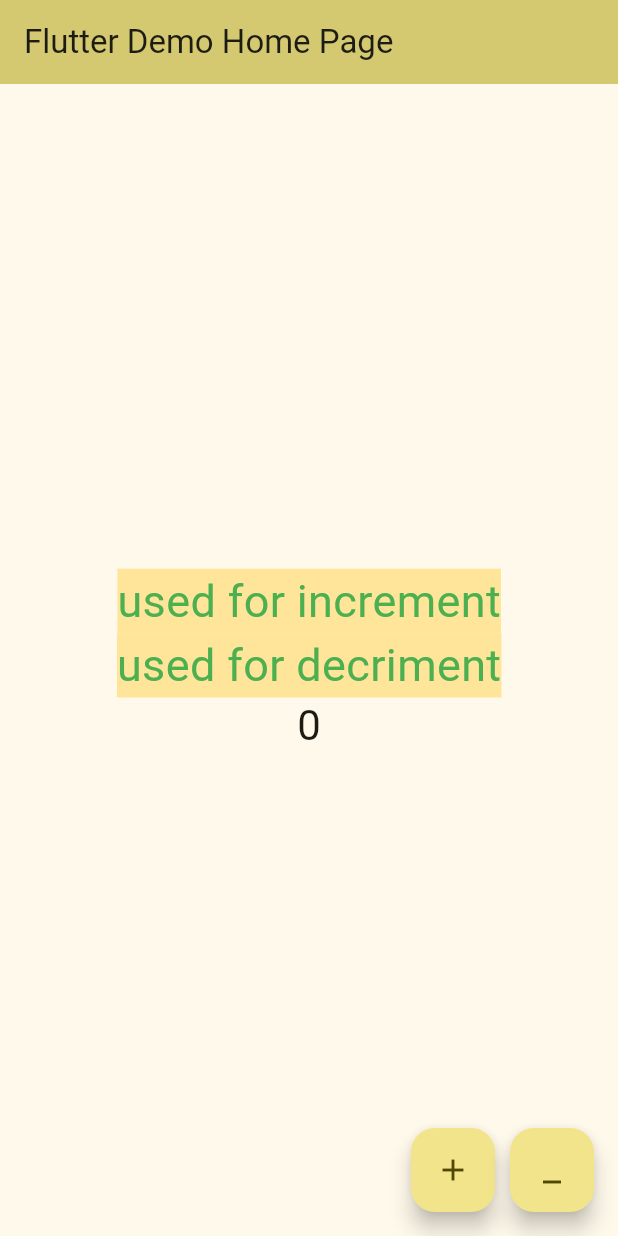
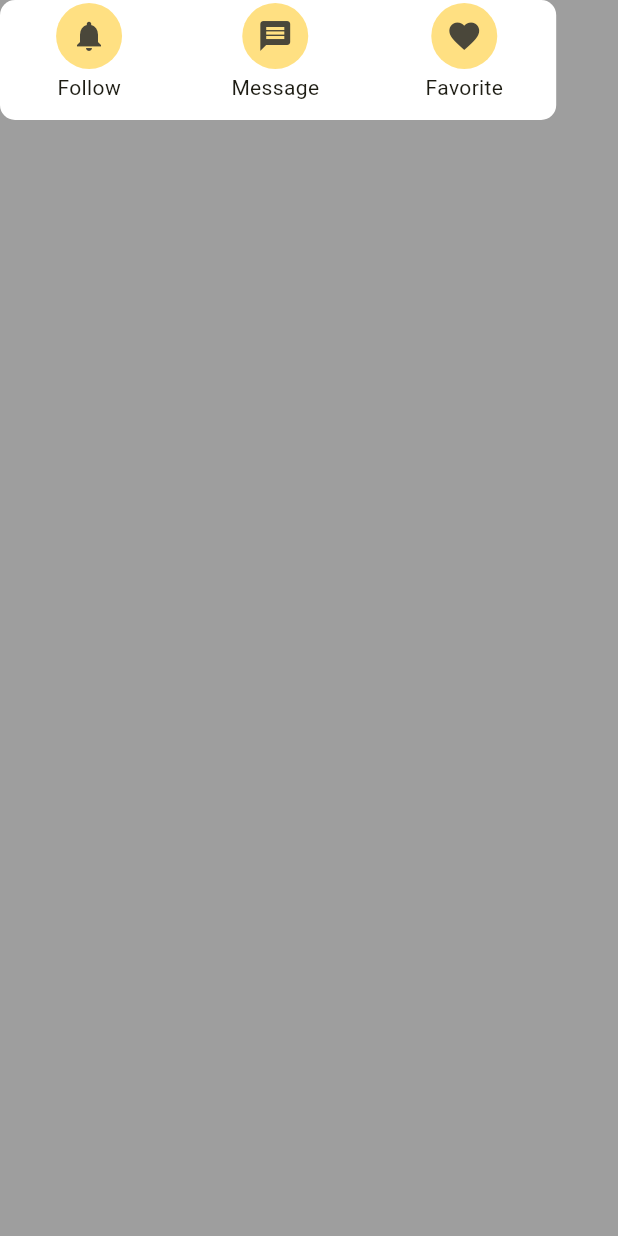
Before and after one commit to hamzaflutterdart/first_UI, a Flutter app: the screen it shows after launch, on a phone screen of 412 x 824 dp. Run offline on Flutter 3.47's test engine with Material 3 defaults, Android fonts, the phone set to English and light mode, and no system bars.

Commit message:
TabBar Design

```diff
--- a/lib/main.dart
+++ b/lib/main.dart
@@ -13,21 +13,6 @@ class MyApp extends StatelessWidget {
     return MaterialApp(
       title: 'Flutter Demo',
       theme: ThemeData(
-        // This is the theme of your application.
-        //
-        // TRY THIS: Try running your application with "flutter run". You'll see
-        // the application has a blue toolbar. Then, without quitting the app,
-        // try changing the seedColor in the colorScheme below to Colors.green
-        // and then invoke "hot reload" (save your changes or press the "hot
-        // reload" button in a Flutter-supported IDE, or press "r" if you used
-        // the command line to start the app).
-        //
-        // Notice that the counter didn't reset back to zero; the application
-        // state is not lost during the reload. To reset the state, use hot
-        // restart instead.
-        //
-        // This works for code too, not just values: Most code changes can be
-        // tested with just a hot reload.
         colorScheme: ColorScheme.fromSeed(seedColor: Colors.yellow),
         useMaterial3: true,
       ),
@@ -39,15 +24,6 @@ class MyApp extends StatelessWidget {
 class MyHomePage extends StatefulWidget {
   const MyHomePage({super.key, required this.title});
 
-  // This widget is the home page of your application. It is stateful, meaning
-  // that it has a State object (defined below) that contains fields that affect
-  // how it looks.
-
-  // This class is the configuration for the state. It holds the values (in this
-  // case the title) provided by the parent (in this case the App widget) and
-  // used by the build method of the State. Fields in a Widget subclass are
-  // always marked "final".
-
   final String title;
 
   @override
@@ -55,83 +31,107 @@ class MyHomePage extends StatefulWidget {
 }
 
 class _MyHomePageState extends State<MyHomePage> {
-  int _counter = 0;
-  int _decriment = 100;
-
-  void _decrentalCounter() {
-    setState(() {
-      _counter--;
-    });
-  }
-
-  void _incrementCounter() {
-    setState(() {
-      // This call to setState tells the Flutter framework that something has
-      // changed in this State, which causes it to rerun the build method below
-      // so that the display can reflect the updated values. If we changed
-      // _counter without calling setState(), then the build method would not be
-      // called again, and so nothing would appear to happen.
-      _counter++;
-    });
-  }
-
   @override
   Widget build(BuildContext context) {
-    // This method is rerun every time setState is called, for instance as done
-    // by the _incrementCounter method above.
-    //
-    // The Flutter framework has been optimized to make rerunning build methods
-    // fast, so that you can just rebuild anything that needs updating rather
-    // than having to individually change instances of widgets.
     return Scaffold(
-      appBar: AppBar(
-        backgroundColor: Theme.of(context).colorScheme.inversePrimary,
-        title: Text(widget.title),
-      ),
-      body: Center(
-        child: Column(
-          mainAxisAlignment: MainAxisAlignment.center,
-          children: <Widget>[
-            const Text(
-              'used for increment',
-              style: TextStyle(
-                color: Colors.green,
-                fontSize: 30,
-                backgroundColor: Color.fromARGB(91, 255, 193, 7),
-              ),
+      backgroundColor: Colors.grey,
+
+      body: Container(
+        width: MediaQuery.of(context).size.width * 0.9,
+        height: 80,
+        decoration: BoxDecoration(
+            color: Colors.white, borderRadius: BorderRadius.circular(10)),
+        child: Row(
+          mainAxisAlignment: MainAxisAlignment.spaceAround,
+          children: [
+            MyTabBar(
+              title: 'Follow',
+              icon: Icon(Icons.notifications),
             ),
-            const Text(
-              'used for decriment',
-              style: TextStyle(
-                color: Colors.green,
-                fontSize: 30,
-                backgroundColor: Color.fromARGB(91, 255, 193, 7),
-              ),
+            MyTabBar(
+              title: 'Message',
+              icon: Icon(Icons.message),
             ),
-            Text(
-              '$_counter',
-              style: Theme.of(context).textTheme.headlineMedium,
+            MyTabBar(
+              title: 'Favorite',
+              icon: Icon(Icons.favorite),
             ),
           ],
         ),
       ),
 
-      floatingActionButton: Row(
-        mainAxisAlignment: MainAxisAlignment.end,
-        children: [
-          FloatingActionButton(
-            onPressed: _incrementCounter,
-            tooltip: 'Increment',
-            child: const Icon(Icons.add),
-          ),
-          SizedBox(width: 10),
-          FloatingActionButton(
-            onPressed: _decrentalCounter,
-            tooltip: 'Derement',
-            child: const Icon(Icons.minimize),
-          ),
-        ],
-      ), // This trailing comma makes auto-formatting nicer for build methods.
+      // body: Container(
+      //     width: 400,
+      //     height: 50,
+      //     decoration: BoxDecoration(
+      //         color: Colors.white, borderRadius: BorderRadius.circular(20)),
+      //     child: Row(
+      //       mainAxisAlignment: MainAxisAlignment.spaceAround,
+      //       children: [
+      //         Column(
+      //           children: [
+      //             Container(
+      //               width: 30,
+      //               height: 30,
+      //               decoration: BoxDecoration(
+      //                   color: Colors.amber.shade200,
+      //                   borderRadius: BorderRadius.circular(50)),
+      //               child: Icon(Icons.notifications),
+      //             ),
+      //             Text('Follow')
+      //           ],
+      //         ),
+      //         Column(
+      //           children: [
+      //             Container(
+      //               width: 30,
+      //               height: 30,
+      //               decoration: BoxDecoration(
+      //                   color: Colors.amber.shade200,
+      //                   borderRadius: BorderRadius.circular(50)),
+      //               child: Icon(Icons.message),
+      //             ),
+      //             Text('Message')
+      //           ],
+      //         ),
+      //         Column(
+      //           children: [
+      //             Container(
+      //               width: 30,
+      //               height: 30,
+      //               decoration: BoxDecoration(
+      //                   color: Colors.amber.shade200,
+      //                   borderRadius: BorderRadius.circular(50)),
+      //               child: Icon(Icons.favorite),
+      //             ),
+      //             Text('Favorite')
+      //           ],
+      //         )
+      //       ],
+      //     )),
     );
   }
 }
+
+class MyTabBar extends StatelessWidget {
+  final String title;
+  final Widget icon;
+  const MyTabBar({super.key, required this.title, required this.icon});
+
+  @override
+  Widget build(BuildContext context) {
+    return Column(
+      children: [
+        IconButton(
+            style: ButtonStyle(
+                backgroundColor:
+                    MaterialStatePropertyAll(Colors.amber.shade200)),
+            hoverColor: Colors.orange,
+            padding: EdgeInsets.all(10),
+            onPressed: () {},
+            icon: icon),
+        Text(title),
+      ],
+    );
+  }
+}
```
